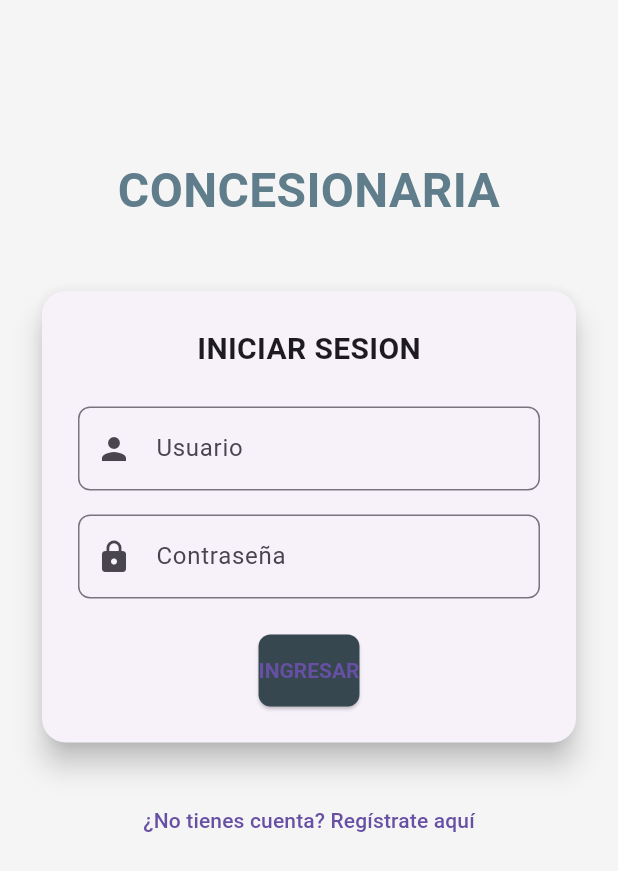
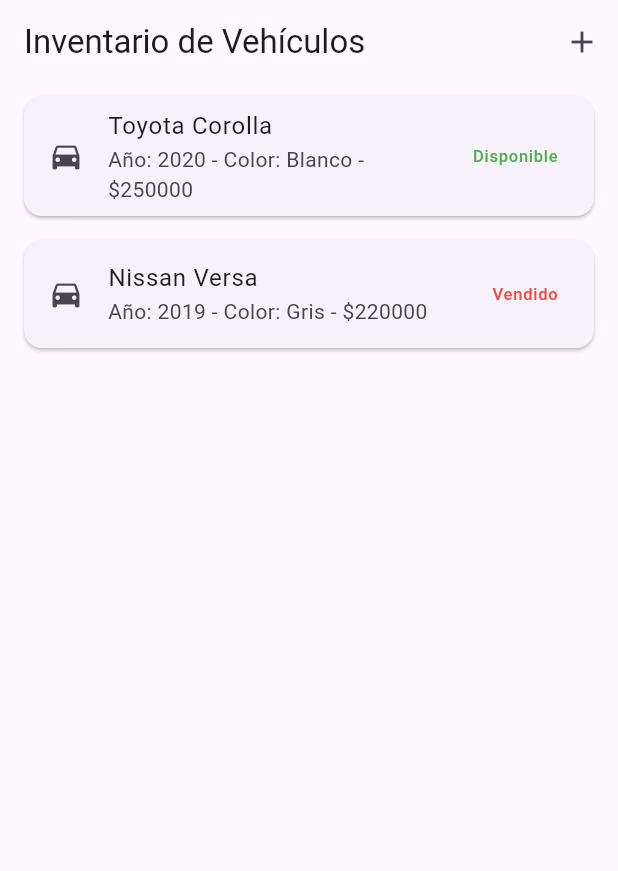
Before and after one commit to xjem1x/Equipo-1, a Flutter app: the screen it shows after launch, after a tap on "INGRESAR", on a phone screen of 412 x 824 dp. Shown: the top 871 px of the screen. Run offline on Flutter 3.47's test engine with Material 3 defaults, Android fonts, the phone set to English and light mode, and no system bars.

Commit message:
Se agrego la pantalla de la Tabla y se conecto a la de login

```diff
--- /dev/null
+++ b/consecionaria/lib/Screens/cars_screen.dart
@@ -0,0 +1,67 @@
+import 'package:flutter/material.dart';
+
+class AutosTableScreen extends StatelessWidget {
+  const AutosTableScreen({Key? key}) : super(key: key);
+
+  @override
+  Widget build(BuildContext context) {
+    // Ejemplo de datos
+    final autos = [
+      {
+        'Marca': 'Toyota',
+        'Modelo': 'Corolla',
+        'Año': 2020,
+        'Color': 'Blanco',
+        'Precio': 250000,
+        'Estado': 'Disponible',
+      },
+      {
+        'Marca': 'Nissan',
+        'Modelo': 'Versa',
+        'Año': 2019,
+        'Color': 'Gris',
+        'Precio': 220000,
+        'Estado': 'Vendido',
+      },
+    ];
+
+    return Scaffold(
+      appBar: AppBar(
+        title: const Text('Inventario de Vehículos'),
+        actions: [
+          IconButton(
+            icon: const Icon(Icons.add),
+            onPressed: () {
+              // Para agregar
+            },
+          ),
+        ],
+      ),
+      body: ListView.builder(
+        itemCount: autos.length,
+        itemBuilder: (context, index) {
+          final auto = autos[index];
+          return Card(
+            margin: const EdgeInsets.symmetric(horizontal: 16, vertical: 8),
+            child: ListTile(
+              leading: const Icon(Icons.directions_car),
+              title: Text('${auto['Marca']} ${auto['Modelo']}'),
+              subtitle: Text(
+                  'Año: ${auto['Año']} - Color: ${auto['Color']} - \$${auto['Precio']}'),
+              trailing: Text(
+                auto['Estado'].toString(),
+                style: TextStyle(
+                  color: auto['Estado'] == 'Disponible'
+                      ? Colors.green
+                      : Colors.red,
+                ),
+              ),
+              onTap: () {
+              },
+            ),
+          );
+        },
+      ),
+    );
+  }
+}
--- a/consecionaria/lib/Screens/login_Screen.dart
+++ b/consecionaria/lib/Screens/login_Screen.dart
@@ -1,5 +1,6 @@
 import 'package:flutter/material.dart';
 import 'package:consecionaria/screens/register_screen.dart';
+import 'cars_screen.dart';
 
 class LoginScreen extends StatelessWidget {
   const LoginScreen({Key? key}) : super(key: key);
@@ -15,7 +16,6 @@
             crossAxisAlignment: CrossAxisAlignment.stretch,
             children: [
               const SizedBox(height: 80),
-              //  titulo
               const Text(
                 'CONCESIONARIA',
                 style: TextStyle(
@@ -26,7 +26,6 @@
                 textAlign: TextAlign.center,
               ),
               const SizedBox(height: 40),
-              // tarjeta blanca con formulario
               Card(
                 elevation: 8,
                 shape: RoundedRectangleBorder(
@@ -37,14 +36,13 @@
                   child: Column(
                     children: [
                       const Text(
-                        'INICIAR SESION',
+                        'INICIAR SESIÓN',
                         style: TextStyle(
                           fontSize: 20,
                           fontWeight: FontWeight.bold,
                         ),
                       ),
                       const SizedBox(height: 24),
-                      // campo de usuario
                       TextFormField(
                         decoration: InputDecoration(
                           labelText: 'Usuario',
@@ -55,7 +53,6 @@
                         ),
                       ),
                       const SizedBox(height: 16),
-                      // campo de contraseña
                       TextFormField(
                         obscureText: true,
                         decoration: InputDecoration(
@@ -67,7 +64,6 @@
                         ),
                       ),
                       const SizedBox(height: 24),
-                      // boton de login
                       ElevatedButton(
                         style: ElevatedButton.styleFrom(
                           padding: const EdgeInsets.symmetric(vertical: 16),
@@ -75,7 +71,14 @@
                             borderRadius: BorderRadius.circular(8),
                           ),
                         ),
-                        onPressed: () {},
+                        onPressed: () {
+                          Navigator.pushReplacement(
+                            context,
+                            MaterialPageRoute(
+                                builder: (context) =>
+                                    const AutosTableScreen()),
+                          );
+                        },
                         child: const Text('INGRESAR'),
                       ),
                     ],
@@ -83,7 +86,6 @@
                 ),
               ),
               const SizedBox(height: 24),
-              // enlace a registro
               TextButton(
                 onPressed: () {
                   Navigator.push(
```
Also changed, not shown: consecionaria/lib/DataBase/base.dart (added).
